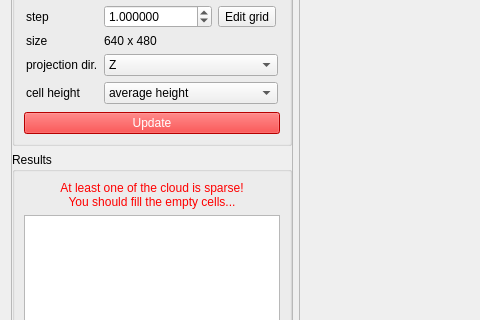
Above: qCC/ui_templates/volumeCalcDlg.ui from CloudCompare/CloudCompare before the change; both pictures show x 0 to 480 and y 377 to 697 of the 1000 by 887 pixel window. Below: the same form after it.
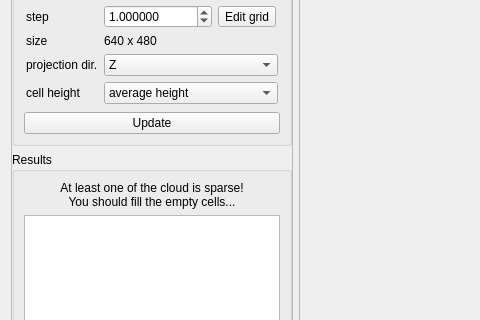
That is the form after the change. Icons and pictures are not drawn.

Commit message: Remove hardcoded colors from UI dialogs (Batch 1)

Patch:
```diff
--- a/qCC/ui_templates/volumeCalcDlg.ui
+++ b/qCC/ui_templates/volumeCalcDlg.ui
@@ -500,9 +500,6 @@
            <property name="toolTip">
             <string>Update the grid / display / measurements</string>
            </property>
-           <property name="styleSheet">
-            <string notr="true">color: white; background-color:red;</string>
-           </property>
            <property name="text">
             <string>Update</string>
            </property>
@@ -519,9 +516,6 @@
         <layout class="QVBoxLayout" name="verticalLayout">
          <item>
           <widget class="QLabel" name="spareseWarningLabel">
-           <property name="styleSheet">
-            <string notr="true">color:red;</string>
-           </property>
            <property name="text">
             <string>At least one of the cloud is sparse!
 You should fill the empty cells...</string>
```
The commit also changes 4 other files.
